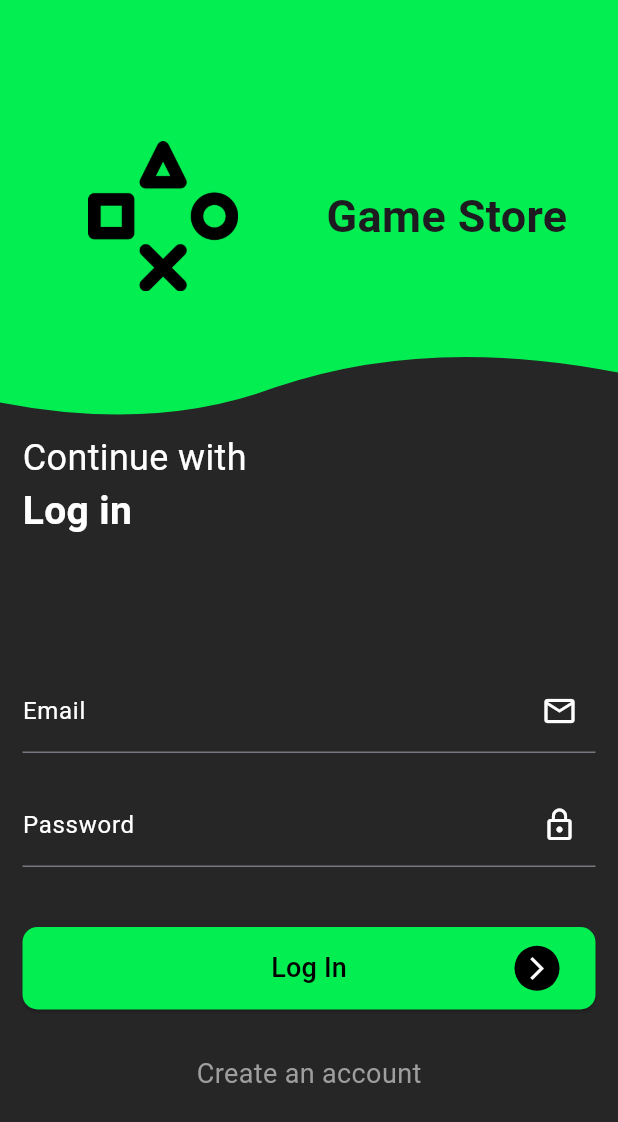
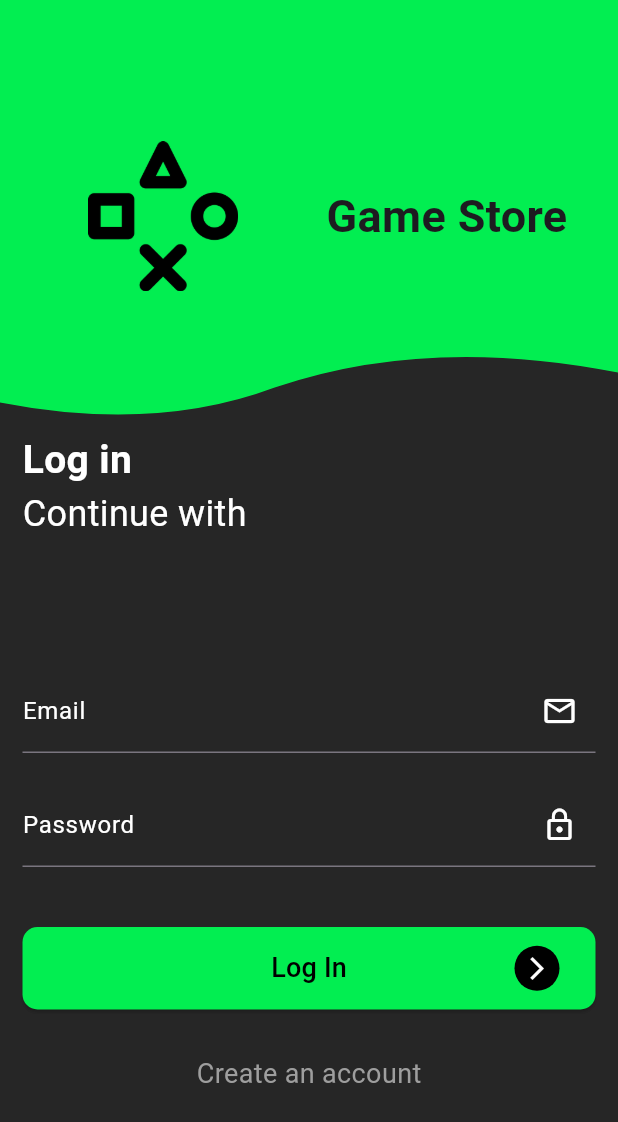
Before and after one commit to bastndev/CleanCode_Flutter, a Flutter app: the screen it shows after launch, on a phone screen of 412 x 824 dp. Shown: the top 1122 px of the screen. Run offline on Flutter 3.47's test engine with Material 3 defaults, Android fonts, the phone set to English and light mode, and no system bars; our stand-ins replace flutter_custom_clippers.

Commit message:
:arrow_up: Update `new 2.0`

```diff
--- a/lib/src/presentation/pages/auth/login/widgets/login_content.dart
+++ b/lib/src/presentation/pages/auth/login/widgets/login_content.dart
@@ -1,3 +1,4 @@
+import 'package:clean_code/src/presentation/pages/auth/login/widgets/login_textfield_descriptio.dart';
 import 'package:flutter/material.dart';
 import 'package:flutter_custom_clippers/flutter_custom_clippers.dart';
 
@@ -37,23 +38,13 @@ class LoginContent extends StatelessWidget {
             ),
           ),
         ),
+        const LoginTextFieldDescription(),
         Container(
           margin: const EdgeInsets.only(left: 15),
           child: const Text(
             'Continue with',
             style: TextStyle(
               fontSize: 24,
-              color: Colors.white,
-            ),
-          ),
-        ),
-        Container(
-          margin: const EdgeInsets.only(left: 15),
-          child: const Text(
-            'Log in',
-            style: TextStyle(
-              fontSize: 26,
-              fontWeight: FontWeight.bold,
               color: Colors.white,
             ),
           ),
--- /dev/null
+++ b/lib/src/presentation/pages/auth/login/widgets/login_textfield_descriptio.dart
@@ -0,0 +1,20 @@
+import 'package:flutter/material.dart';
+
+class LoginTextFieldDescription extends StatelessWidget {
+  const LoginTextFieldDescription({super.key});
+
+  @override
+  Widget build(BuildContext context) {
+    return Container(
+      margin: const EdgeInsets.only(left: 15),
+      child: const Text(
+        'Log in',
+        style: TextStyle(
+          fontSize: 26,
+          fontWeight: FontWeight.bold,
+          color: Colors.white,
+        ),
+      ),
+    );
+  }
+}
```
